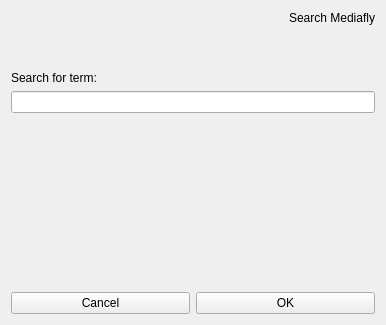
Old version of the form mediaflyplayer/forms/MediaflySearch.ui in the repository tex/mediafly.
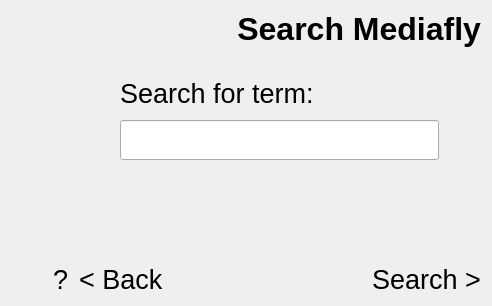
New version of the form. Custom widgets are drawn as their Qt base class.

Commit message: Modify search screen to fix osd.

What changed in the file:
```diff
--- a/mediaflyplayer/forms/MediaflySearch.ui
+++ b/mediaflyplayer/forms/MediaflySearch.ui
@@ -5,16 +5,23 @@
    <rect>
     <x>0</x>
     <y>0</y>
-    <width>386</width>
-    <height>325</height>
+    <width>492</width>
+    <height>306</height>
    </rect>
   </property>
   <property name="windowTitle" >
    <string>Form</string>
   </property>
-  <layout class="QVBoxLayout" name="verticalLayout_2" >
-   <item>
+  <layout class="QGridLayout" name="gridLayout" >
+   <item row="0" column="0" colspan="5" >
     <widget class="QLabel" name="m_header" >
+     <property name="font" >
+      <font>
+       <pointsize>24</pointsize>
+       <weight>75</weight>
+       <bold>true</bold>
+      </font>
+     </property>
      <property name="text" >
       <string>Search Mediafly</string>
      </property>
@@ -23,26 +30,47 @@
      </property>
     </widget>
    </item>
-   <item>
+   <item row="1" column="3" >
     <spacer name="verticalSpacer_2" >
      <property name="orientation" >
       <enum>Qt::Vertical</enum>
      </property>
      <property name="sizeType" >
-      <enum>QSizePolicy::Maximum</enum>
+      <enum>QSizePolicy::Preferred</enum>
      </property>
      <property name="sizeHint" stdset="0" >
       <size>
-       <width>20</width>
-       <height>40</height>
+       <width>319</width>
+       <height>20</height>
       </size>
      </property>
     </spacer>
    </item>
-   <item>
+   <item row="2" column="0" >
+    <spacer name="horizontalSpacer" >
+     <property name="orientation" >
+      <enum>Qt::Horizontal</enum>
+     </property>
+     <property name="sizeType" >
+      <enum>QSizePolicy::Preferred</enum>
+     </property>
+     <property name="sizeHint" stdset="0" >
+      <size>
+       <width>40</width>
+       <height>87</height>
+      </size>
+     </property>
+    </spacer>
+   </item>
+   <item row="2" column="3" >
     <layout class="QVBoxLayout" name="verticalLayout" >
      <item>
       <widget class="QLabel" name="label_2" >
+       <property name="font" >
+        <font>
+         <pointsize>20</pointsize>
+        </font>
+       </property>
        <property name="text" >
         <string>Search for term:</string>
        </property>
@@ -56,12 +84,61 @@
          <verstretch>0</verstretch>
         </sizepolicy>
        </property>
+       <property name="font" >
+        <font>
+         <pointsize>20</pointsize>
+        </font>
+       </property>
       </widget>
      </item>
     </layout>
    </item>
-   <item>
-    <spacer name="verticalSpacer" >
+   <item row="2" column="4" >
+    <spacer name="horizontalSpacer_2" >
+     <property name="orientation" >
+      <enum>Qt::Horizontal</enum>
+     </property>
+     <property name="sizeType" >
+      <enum>QSizePolicy::Preferred</enum>
+     </property>
+     <property name="sizeHint" stdset="0" >
+      <size>
+       <width>40</width>
+       <height>87</height>
+      </size>
+     </property>
+    </spacer>
+   </item>
+   <item row="2" column="2" >
+    <spacer name="horizontalSpacer_3" >
+     <property name="orientation" >
+      <enum>Qt::Horizontal</enum>
+     </property>
+     <property name="sizeType" >
+      <enum>QSizePolicy::Preferred</enum>
+     </property>
+     <property name="sizeHint" stdset="0" >
+      <size>
+       <width>40</width>
+       <height>20</height>
+      </size>
+     </property>
+    </spacer>
+   </item>
+   <item row="4" column="1" >
+    <widget class="QLabel" name="label" >
+     <property name="font" >
+      <font>
+       <pointsize>20</pointsize>
+      </font>
+     </property>
+     <property name="text" >
+      <string>?</string>
+     </property>
+    </widget>
+   </item>
+   <item row="3" column="1" >
+    <spacer name="verticalSpacer_3" >
      <property name="orientation" >
       <enum>Qt::Vertical</enum>
      </property>
@@ -73,19 +150,42 @@
      </property>
     </spacer>
    </item>
-   <item>
+   <item row="4" column="2" colspan="3" >
     <layout class="QHBoxLayout" name="horizontalLayout" >
      <item>
-      <widget class="QPushButton" name="m_cancelButton" >
+      <widget class="QLabel" name="label_4" >
+       <property name="font" >
+        <font>
+         <pointsize>20</pointsize>
+        </font>
+       </property>
        <property name="text" >
-        <string>Cancel</string>
+        <string>&lt; Back</string>
        </property>
       </widget>
      </item>
      <item>
-      <widget class="QPushButton" name="m_okButton" >
+      <spacer name="horizontalSpacer_4" >
+       <property name="orientation" >
+        <enum>Qt::Horizontal</enum>
+       </property>
+       <property name="sizeHint" stdset="0" >
+        <size>
+         <width>40</width>
+         <height>20</height>
+        </size>
+       </property>
+      </spacer>
+     </item>
+     <item>
+      <widget class="QLabel" name="label_3" >
+       <property name="font" >
+        <font>
+         <pointsize>20</pointsize>
+        </font>
+       </property>
        <property name="text" >
-        <string>OK</string>
+        <string>Search ></string>
        </property>
       </widget>
      </item>
@@ -93,6 +193,13 @@
    </item>
   </layout>
  </widget>
+ <customwidgets>
+  <customwidget>
+   <class>NLineEdit</class>
+   <extends>QLineEdit</extends>
+   <header>nlineedit.h</header>
+  </customwidget>
+ </customwidgets>
  <resources/>
  <connections>
   <connection>
```
Left out of the diff: 21 changed lines with no effect on the pictures. The commit also changes 3 other files.
